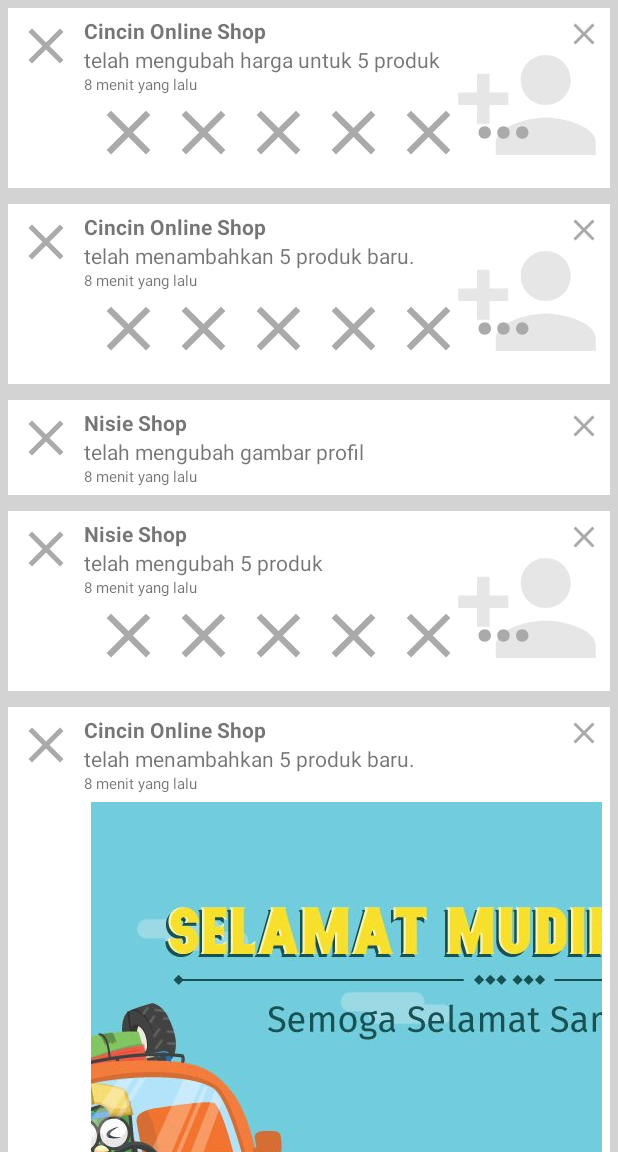
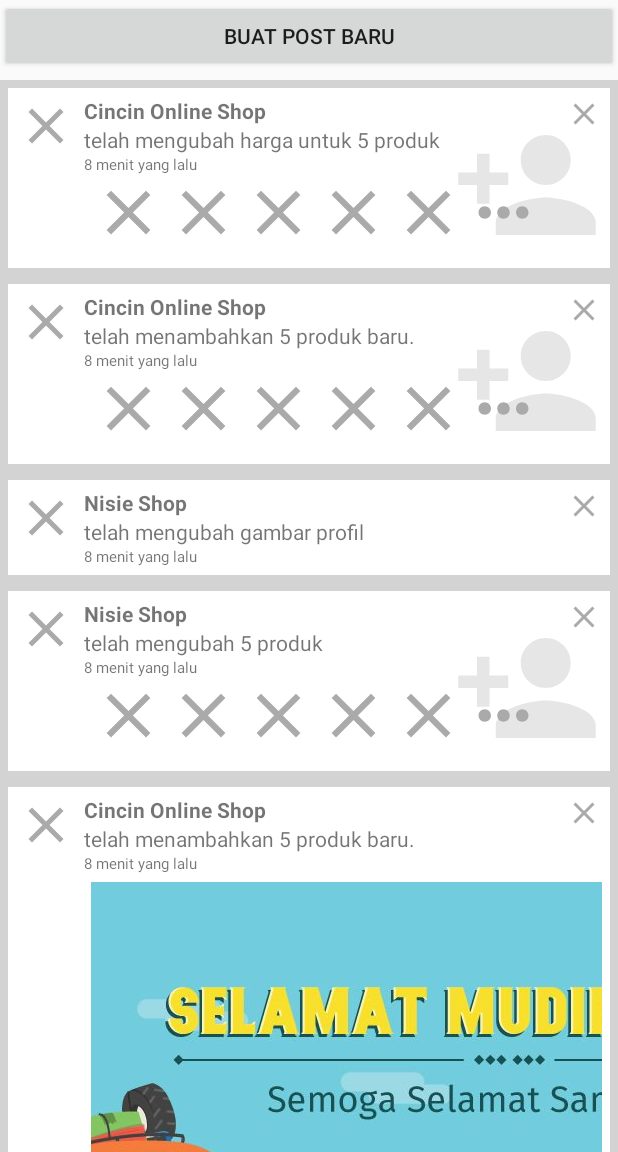
Before and after one commit to nisie/Test-Timeline, an Android app: the screen it shows after launch (MainActivity), on a phone screen of 412 x 824 dp, the part 84-1236 px from its top. Run offline under Robolectric (Android 15) with nearby library versions, the phone set to English and light mode, and no system bars; libraries missing offline, so code that uses them is left out: com.backendless, com.backendless.async, com.backendless.exceptions, com.backendless.persistence; 4 statements that could not run were skipped.

Commit message:
Added Cloudinary implementation (Upload Image) and implemented Query Search and Join table

```diff
--- a/app/build.gradle
+++ b/app/build.gradle
@@ -20,10 +20,12 @@ android {
 }
 
 dependencies {
-    compile fileTree(dir: 'libs', include: ['*.jar'])
+    compile fileTree(include: ['*.jar'], dir: 'libs')
     testCompile 'junit:junit:4.12'
     compile 'com.android.support:appcompat-v7:23.3.0'
     compile 'com.android.support:design:23.3.0'
     //    compile group: 'com.fasterxml.jackson.core', name: 'jackson-core', version: '2.2.3'
     compile files('backendless.jar')
+    compile files('cloudinary-android-1.2.2.jar')
+    compile files('cloudinary-core-1.2.2.jar')
 }
--- a/app/src/main/AndroidManifest.xml
+++ b/app/src/main/AndroidManifest.xml
@@ -4,6 +4,7 @@
 
     <uses-permission android:name="android.permission.INTERNET" />
     <uses-permission android:name="android.permission.ACCESS_NETWORK_STATE" />
+    <uses-permission android:name="android.permission.READ_EXTERNAL_STORAGE" />
 
     <application
         android:allowBackup="true"
@@ -21,6 +22,10 @@
                 <category android:name="android.intent.category.LAUNCHER" />
             </intent-filter>
         </activity>
+        <activity
+            android:name=".PostActivity"
+            android:label="@string/title_activity_post"
+            android:theme="@style/AppTheme.NoActionBar"></activity>
     </application>
 
 </manifest>
--- a/app/src/main/java/com/nisieapp/nis/testtimeline/MainActivity.java
+++ b/app/src/main/java/com/nisieapp/nis/testtimeline/MainActivity.java
@@ -1,5 +1,6 @@
 package com.nisieapp.nis.testtimeline;
 
+import android.content.Intent;
 import android.os.Bundle;
 import android.support.v7.app.AppCompatActivity;
 import android.support.v7.widget.LinearLayoutManager;
@@ -8,12 +9,17 @@ import android.support.v7.widget.Toolbar;
 import android.util.Log;
 import android.view.Menu;
 import android.view.MenuItem;
+import android.view.View;
+import android.widget.Button;
+import android.widget.TextView;
 
 import com.backendless.Backendless;
 import com.backendless.BackendlessCollection;
 import com.backendless.async.callback.AsyncCallback;
 import com.backendless.async.callback.BackendlessCallback;
 import com.backendless.exceptions.BackendlessFault;
+import com.backendless.persistence.BackendlessDataQuery;
+import com.backendless.persistence.QueryOptions;
 
 import java.util.Map;
 
@@ -23,6 +29,7 @@ public class MainActivity extends AppCompatActivity {
     private static final String SECRET_KEY = "BF53B182-3C9B-47C8-FF39-AF4B94D4B500";
     RecyclerView mainList;
     TimelineAdapter adapter;
+    Button addButton;
 
     @Override
     protected void onCreate(Bundle savedInstanceState) {
@@ -31,13 +38,22 @@ public class MainActivity extends AppCompatActivity {
         Toolbar toolbar = (Toolbar) findViewById(R.id.toolbar);
         setSupportActionBar(toolbar);
 
+        addButton = (Button) findViewById(R.id.addButton);
         mainList = (RecyclerView) findViewById(R.id.mainList);
         mainList.setLayoutManager(new LinearLayoutManager(this));
-        adapter = new TimelineAdapter();
+        adapter = new TimelineAdapter(this);
         mainList.setAdapter(adapter);
 
         initBackendless();
         initData(savedInstanceState);
+
+        addButton.setOnClickListener(new View.OnClickListener() {
+            @Override
+            public void onClick(View v) {
+                Intent intent = new Intent(MainActivity.this, PostActivity.class);
+                startActivity(intent);
+            }
+        });
 
     }
 
@@ -46,13 +62,13 @@ public class MainActivity extends AppCompatActivity {
         Backendless.initApp(this, APP_KEY, SECRET_KEY, appVersion);
 //        Timeline timeline = new Timeline();
 //        timeline.setContext("Tes tes tes tes");
-//        timeline.setUserId("1");
+//        timeline.setShopId("1");
 //        timeline.setType(111);
 //
 //        Backendless.Persistence.save(timeline, new AsyncCallback<Timeline>() {
 //            @Override
 //            public void handleResponse(Timeline timeline) {
-//                Log.i("NISNIS", timeline.getUserId() + "has been saved");
+//                Log.i("NISNIS", timeline.getShopId() + "has been saved");
 //
 //            }
 //
@@ -65,15 +81,25 @@ public class MainActivity extends AppCompatActivity {
     }
 
     private void initData(Bundle savedInstanceState) {
-        Backendless.Persistence.of(Timeline.class).find(new AsyncCallback<BackendlessCollection<Timeline>>() {
+
+        StringBuilder whereClause = new StringBuilder();
+        whereClause.append("isDeleted = false");
+        whereClause.append(" and ");
+        whereClause.append("createdBy.FavoritedBy.userId = 1");
+
+        BackendlessDataQuery dataQuery = new BackendlessDataQuery();
+        dataQuery.setWhereClause(whereClause.toString());
+
+        Backendless.Persistence.of(Timeline.class).find(dataQuery, new AsyncCallback<BackendlessCollection<Timeline>>() {
             @Override
             public void handleResponse(BackendlessCollection<Timeline> timelineBackendlessCollection) {
-                Log.i("NISNIS",timelineBackendlessCollection.getCurrentPage().get(0).toString());
+                Log.i("NISNIS", timelineBackendlessCollection.getCurrentPage().get(0).toString());
+                adapter.addList(timelineBackendlessCollection.getCurrentPage());
             }
 
             @Override
             public void handleFault(BackendlessFault backendlessFault) {
-
+                Log.e("NISNISERR", backendlessFault.toString());
             }
         });
     }
--- a/app/src/main/java/com/nisieapp/nis/testtimeline/TimelineAdapter.java
+++ b/app/src/main/java/com/nisieapp/nis/testtimeline/TimelineAdapter.java
@@ -1,6 +1,8 @@
 package com.nisieapp.nis.testtimeline;
 
+import android.content.Context;
 import android.support.v7.widget.RecyclerView;
+import android.util.Log;
 import android.view.LayoutInflater;
 import android.view.View;
 import android.view.ViewGroup;
@@ -8,7 +10,12 @@ import android.view.animation.Animation;
 import android.widget.ImageView;
 import android.widget.TextView;
 
+import com.backendless.Backendless;
+import com.backendless.async.callback.AsyncCallback;
+import com.backendless.exceptions.BackendlessFault;
+
 import java.util.ArrayList;
+import java.util.List;
 
 /**
  * Created by Nisie on 7/2/2016.
@@ -21,12 +28,16 @@ public class TimelineAdapter extends RecyclerView.Adapter<TimelineAdapter.ViewHo
     private static final int VIEW_MANAGE_PRODUCT = 102;
     private static final int VIEW_MANAGE_SHOP = 103;
 
+    private static final String APP_KEY = "9F1108C7-03B0-E405-FFC4-FADA845C2800";
+    private static final String SECRET_KEY = "BF53B182-3C9B-47C8-FF39-AF4B94D4B500";
+
     public static class ViewHolder extends RecyclerView.ViewHolder {
         // each data item is just a string in this case
         TextView poster;
         TextView time;
         TextView context;
         ImageView avatar;
+        ImageView delete;
 
         public ViewHolder(View v) {
             super(v);
@@ -34,13 +45,15 @@ public class TimelineAdapter extends RecyclerView.Adapter<TimelineAdapter.ViewHo
             time = (TextView) v.findViewById(R.id.time);
             context = (TextView) v.findViewById(R.id.context);
             avatar = (ImageView) v.findViewById(R.id.avatar);
-
+            delete = (ImageView) v.findViewById(R.id.delete);
         }
     }
 
     ArrayList<Timeline> list;
+    private final Context context;
 
-    public TimelineAdapter() {
+    public TimelineAdapter(Context context) {
+        this.context = context;
         this.list = generateData();
     }
 
@@ -181,11 +194,32 @@ public class TimelineAdapter extends RecyclerView.Adapter<TimelineAdapter.ViewHo
 
     }
 
-    private void bindHeaderTimeline(TimelineAdapter.ViewHolder holder, int position) {
+    private void bindHeaderTimeline(TimelineAdapter.ViewHolder holder, final int position) {
         if (list.get(position).context != null)
             holder.context.setText(list.get(position).context);
-        if (list.get(position).userId != null)
-            holder.poster.setText(list.get(position).userId);
+        if (list.get(position).shopId != null)
+            holder.poster.setText(list.get(position).shopId);
+
+        if(holder.delete != null)
+        holder.delete.setOnClickListener(new View.OnClickListener() {
+            @Override
+            public void onClick(View v) {
+                list.get(position).setIsDeleted(true);
+                String appVersion = "v1";
+                Backendless.initApp(context, APP_KEY, SECRET_KEY, appVersion);
+                Backendless.Persistence.save(list.get(position), new AsyncCallback<Timeline>() {
+                    @Override
+                    public void handleResponse(Timeline timeline) {
+                        Log.i("NISNIS", timeline.getContext() + " is updated");
+                    }
+
+                    @Override
+                    public void handleFault(BackendlessFault backendlessFault) {
+                        Log.e("NISNISERR", backendlessFault.toString());
+                    }
+                });
+            }
+        });
     }
 
     @Override
@@ -197,4 +231,9 @@ public class TimelineAdapter extends RecyclerView.Adapter<TimelineAdapter.ViewHo
     public int getItemViewType(int position) {
         return list.get(position).type;
     }
+
+    public void addList(List<Timeline> list) {
+        this.list.addAll(list);
+        notifyDataSetChanged();
+    }
 }
--- a/app/src/main/res/layout/activity_scrolling.xml
+++ b/app/src/main/res/layout/activity_scrolling.xml
@@ -13,10 +13,20 @@
         android:layout_height="?attr/actionBarSize"
         app:popupTheme="@style/AppTheme.PopupOverlay" />
 
+    <Button
+        android:id="@+id/addButton"
+        android:layout_width="match_parent"
+        android:layout_height="wrap_content"
+        android:layout_below="@id/toolbar"
+        android:text="Buat Post baru"
+        android:padding="10dp"
+        android:layout_marginBottom="5dp"
+        />
+
     <android.support.v7.widget.RecyclerView
         android:id="@+id/mainList"
         android:layout_width="match_parent"
         android:layout_height="match_parent"
-        android:layout_below="@id/toolbar" />
+        android:layout_below="@id/addButton" />
 
 </RelativeLayout>
--- a/app/src/main/res/layout/listview_timeline_header.xml
+++ b/app/src/main/res/layout/listview_timeline_header.xml
@@ -14,7 +14,7 @@
         android:src="@drawable/ic_close_24dp" />
 
     <ImageView
-        android:id="@+id/spam"
+        android:id="@+id/delete"
         android:layout_width="24dp"
         android:layout_height="24dp"
         android:layout_alignParentEnd="true"
--- /dev/null
+++ b/app/src/main/res/values-w820dp/dimens.xml
@@ -0,0 +1,6 @@
+<resources>
+    <!-- Example customization of dimensions originally defined in res/values/dimens.xml
+         (such as screen margins) for screens with more than 820dp of available width. This
+         would include 7" and 10" devices in landscape (~960dp and ~1280dp respectively). -->
+    <dimen name="activity_horizontal_margin">64dp</dimen>
+</resources>
--- a/app/src/main/res/values/dimens.xml
+++ b/app/src/main/res/values/dimens.xml
@@ -2,4 +2,7 @@
     <dimen name="app_bar_height">180dp</dimen>
     <dimen name="fab_margin">16dp</dimen>
     <dimen name="text_margin">16dp</dimen>
+    <!-- Default screen margins, per the Android Design guidelines. -->
+    <dimen name="activity_horizontal_margin">16dp</dimen>
+    <dimen name="activity_vertical_margin">16dp</dimen>
 </resources>
--- a/app/src/main/res/values/strings.xml
+++ b/app/src/main/res/values/strings.xml
@@ -90,4 +90,5 @@
         "when a user tries to pick up one of cards.\n\n"
     </string>
     <string name="action_settings">Settings</string>
+    <string name="title_activity_post">PostActivity</string>
 </resources>
```
Also changed, not shown: app/src/main/java/com/nisieapp/nis/testtimeline/PostActivity.java (added, +143 -0 lines), app/src/main/java/com/nisieapp/nis/testtimeline/Timeline.java (+38 -9 lines), app/src/main/res/layout/activity_post.xml (added, +26 -0 lines), app/src/main/res/layout/content_post.xml (added, +50 -0 lines), 2 other files.
